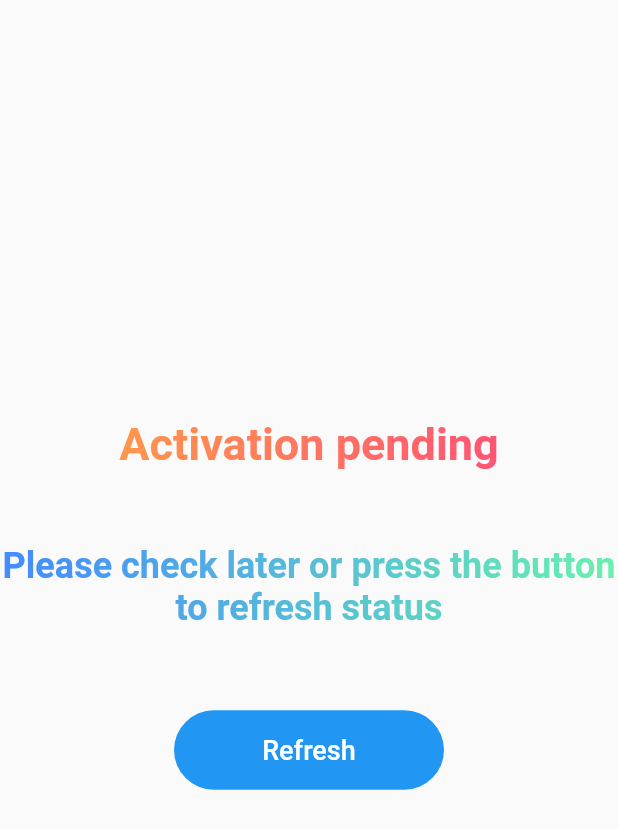
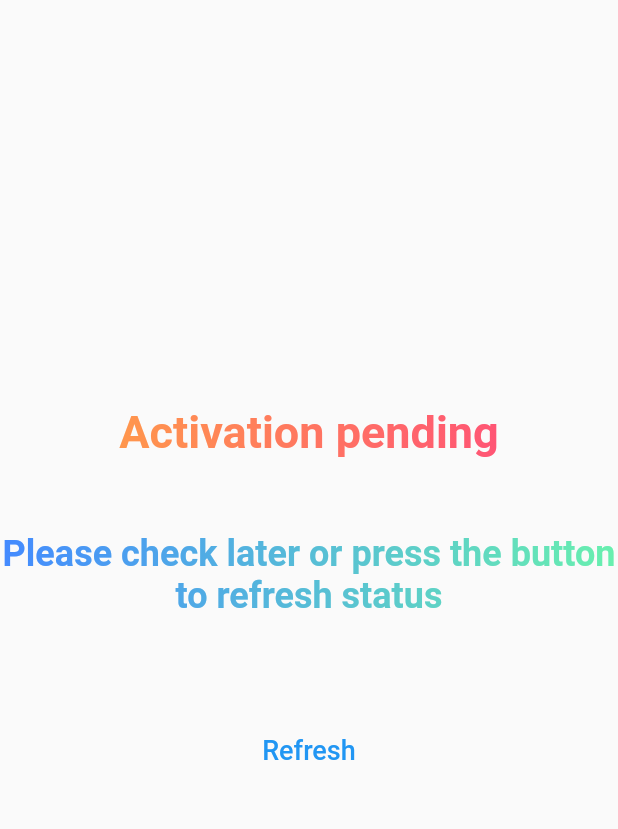
Before and after one commit to Heheovereggs/homework_management_fellow, a Flutter app: the ActivationPendingScreen screen opened by its route, on a phone screen of 412 x 824 dp. Shown: the top 829 px of the screen. Run offline on Flutter 3.47's test engine with Material 2 defaults, Android fonts, the phone set to English and light mode, and no system bars; our stand-ins replace cloud_firestore, firebase_auth, firebase_core, google_sign_in, modal_progress_hud, pull_to_refresh and 1 more; accounts and stored records are empty; Roboto replaces fonts that are missing (SF Pro).

Commit message:
Upgrade to flutter 2.0

```diff
--- a/lib/screens/activation_pending_screen.dart
+++ b/lib/screens/activation_pending_screen.dart
@@ -36,7 +36,8 @@ class _ActivationPendingScreenState extends State<ActivationPendingScreen> {
       print(email);
       String uid = prefs.getString('uid');
       print(uid);
-      Student student = await Provider.of<FirebaseService>(context, listen: false).checkStudent(email: email, uid: uid);
+      Student student =
+          await Provider.of<FirebaseService>(context, listen: false).checkStudent(email: email, uid: uid);
       return student.activate;
     }
 
@@ -78,12 +79,7 @@ class _ActivationPendingScreenState extends State<ActivationPendingScreen> {
                   padding: const EdgeInsets.all(19),
                   child: SizedBox(
                     width: 180,
-                    child: FlatButton(
-                        shape: RoundedRectangleBorder(
-                          borderRadius: BorderRadius.circular(30.0),
-                        ),
-                        color: Color(0xFF2196f3),
-                        textColor: Colors.white,
+                    child: TextButton(
                         child: Padding(
                           padding: const EdgeInsets.all(16.0),
                           child: Text(
@@ -128,7 +124,8 @@ class _ActivationPendingScreenState extends State<ActivationPendingScreen> {
                   child: Container(
                     width: 175,
                     height: 45,
-                    decoration: BoxDecoration(color: Color(0xCC000000), borderRadius: BorderRadius.circular(10.0)),
+                    decoration:
+                        BoxDecoration(color: Color(0xCC000000), borderRadius: BorderRadius.circular(10.0)),
                     child: Padding(
                       padding: const EdgeInsets.all(8.0),
                       child: Center(
--- a/lib/services/firebaseService.dart
+++ b/lib/services/firebaseService.dart
@@ -1,4 +1,5 @@
 import 'package:cloud_firestore/cloud_firestore.dart';
+import 'package:flutter/material.dart';
 import 'package:homework_management_fellow/model/homework.dart';
 import 'package:homework_management_fellow/model/student.dart';
 
@@ -37,8 +38,10 @@ class FirebaseService {
           admin: studentInfo["admin"],
           ban: studentInfo["ban"],
           theme: studentInfo["theme"],
-          isDiscord: studentInfo["isDiscord"]);
+          isDiscord: studentInfo["isDiscord"],
+          sectionIds: studentInfo["sectionIds"]);
     }
+
     return student;
   }
 
```
Also changed, not shown: lib/screens/section_select_screen.dart (+4 -5 lines), pubspec.yaml (+10 -10 lines), pubspec.lock.
